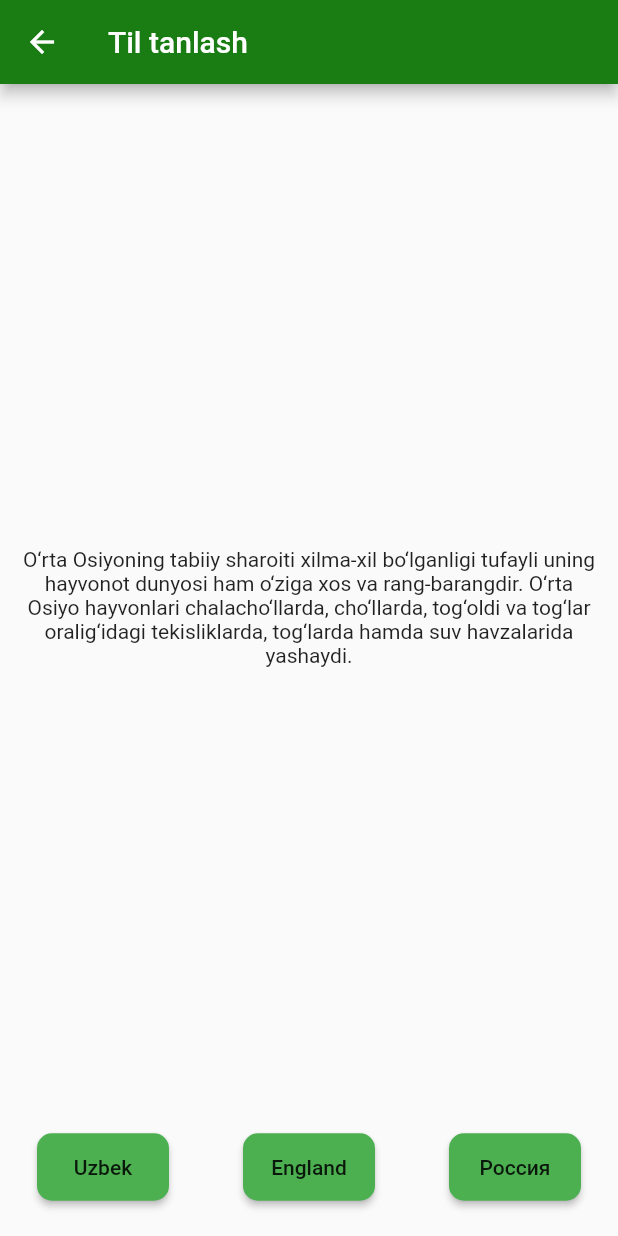
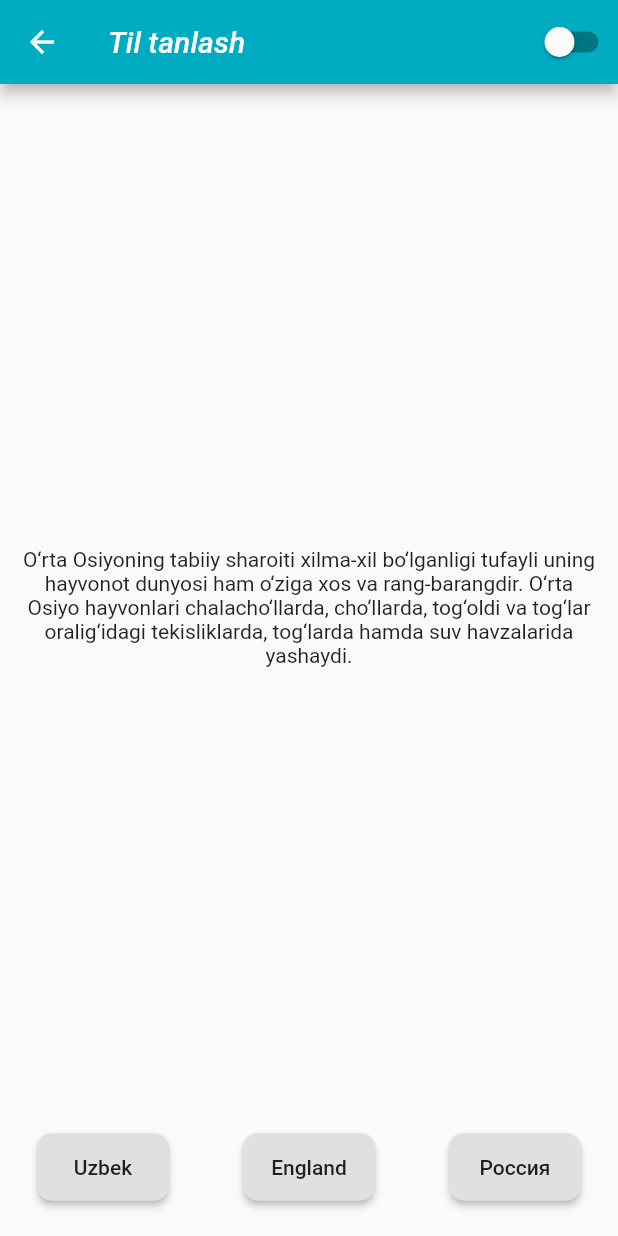
Before and after one commit to Winnerjon/flutter_localization, a Flutter app: the screen it shows after launch, on a phone screen of 412 x 824 dp. Run offline on Flutter 3.47's test engine with Material 2 defaults, Android fonts, the phone set to English and light mode, and no system bars; our stand-ins replace flutter_riverpod, hive, hive_flutter; accounts and stored records are empty; Roboto replaces fonts that are missing (Georgia, Hind).

Commit message:
add theme

```diff
--- a/lib/main.dart
+++ b/lib/main.dart
@@ -5,6 +5,7 @@ import 'package:hive_flutter/hive_flutter.dart';
 import 'src/common/localization/localization.dart';
 import 'src/common/routes/app_routes.dart';
 import 'src/common/routes/routes.dart';
+import 'src/common/theme/theme_constants.dart';
 import 'src/services/db_service.dart';
 import 'src/views/lang/lang_viewmodel.dart';
 
@@ -28,12 +29,16 @@ class _MyAppState extends ConsumerState<MyApp> {
   @override
   void initState() {
     ref.read(langViewModel).getLang();
+    ref.read(langViewModel).getTheme();
     super.initState();
   }
 
   @override
   Widget build(BuildContext context) {
     return MaterialApp(
+      theme: lightTheme,
+      darkTheme: darkTheme,
+      themeMode: ref.watch(langViewModel).themeMode,
       initialRoute: AppRouteName.langScreen,
       onGenerateRoute: RouteGenerate.generateRout,
 
--- /dev/null
+++ b/lib/src/common/theme/theme_constants.dart
@@ -0,0 +1,31 @@
+import 'package:flutter/material.dart';
+
+ThemeData lightTheme = ThemeData(
+  brightness: Brightness.light,
+  primaryColor: Colors.lightBlue[800],
+  accentColor: Colors.cyan[600],
+
+  // font
+  fontFamily: 'Georgia',
+  //text style
+  textTheme: const TextTheme(
+    headline1: TextStyle(fontSize: 72.0, fontWeight: FontWeight.bold),
+    headline6: TextStyle(fontSize: 20.0, fontStyle: FontStyle.italic),
+    bodyText2: TextStyle(fontSize: 14.0, fontFamily: 'Hind'),
+  ),
+);
+
+ThemeData darkTheme = ThemeData(
+  brightness: Brightness.dark,
+  primaryColor: Colors.lightBlue[800],
+  accentColor: Colors.cyan[600],
+
+  // font
+  fontFamily: 'Georgia',
+  //text style
+  textTheme: const TextTheme(
+    headline1: TextStyle(fontSize: 72.0, fontWeight: FontWeight.bold),
+    headline6: TextStyle(fontSize: 20.0, fontStyle: FontStyle.italic),
+    bodyText2: TextStyle(fontSize: 14.0, fontFamily: 'Hind'),
+  ),
+);
--- a/lib/src/views/lang/lang_screen.dart
+++ b/lib/src/views/lang/lang_screen.dart
@@ -4,17 +4,32 @@ import 'package:flutter_riverpod/flutter_riverpod.dart';
 import '../../common/localization/text_keys.dart';
 import 'lang_viewmodel.dart';
 
-class LangScreen extends StatelessWidget {
+class LangScreen extends StatefulWidget {
   const LangScreen({Key? key}) : super(key: key);
+
+  @override
+  State<LangScreen> createState() => _LangScreenState();
+}
+
+class _LangScreenState extends State<LangScreen> {
 
   @override
   Widget build(BuildContext context) {
     return Consumer(builder: (context, ref, child) {
       final read = ref.read(langViewModel);
+      final watch = ref.watch(langViewModel);
       return Scaffold(
         appBar: AppBar(
-          backgroundColor: const Color(0xff197d13),
+          backgroundColor: Theme.of(context).accentColor,
           title: Text(TextKeys.selection.tr(context)),
+          actions: [
+            Switch(
+              value: watch.themeMode == ThemeMode.dark,
+              onChanged: (value) {
+                read.setTheme(value);
+              },
+            ),
+          ],
         ),
         body: Container(
           alignment: Alignment.center,
@@ -32,7 +47,7 @@ class LangScreen extends StatelessWidget {
             children: [
               MaterialButton(
                 height: 45,
-                color: Colors.green,
+                color: Theme.of(context).buttonColor,
                 shape: RoundedRectangleBorder(
                   borderRadius: BorderRadius.circular(10),
                 ),
@@ -43,7 +58,7 @@ class LangScreen extends StatelessWidget {
               ),
               MaterialButton(
                 height: 45,
-                color: Colors.green,
+                color: Theme.of(context).buttonColor,
                 shape: RoundedRectangleBorder(
                   borderRadius: BorderRadius.circular(10),
                 ),
@@ -54,7 +69,7 @@ class LangScreen extends StatelessWidget {
               ),
               MaterialButton(
                 height: 45,
-                color: Colors.green,
+                color: Theme.of(context).buttonColor,
                 shape: RoundedRectangleBorder(
                   borderRadius: BorderRadius.circular(10),
                 ),
```
Also changed, not shown: lib/src/models/test.dart (added, +122 -0 lines), lib/src/services/db_service.dart (+9 -0 lines), lib/src/views/lang/lang_viewmodel.dart (+16 -0 lines).
